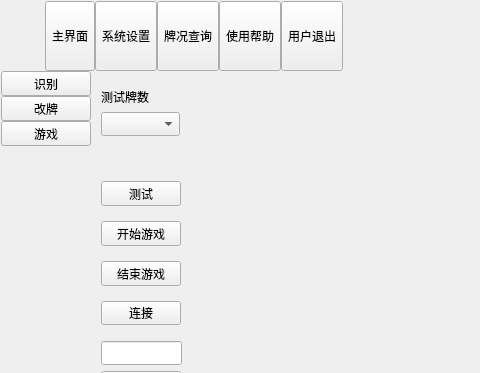
Qt form majiang/mainwidget.ui (Simonz6/group-project) before a commit; both pictures show x 0 to 480 and y 0 to 373 of the 1245 by 776 pixel window.
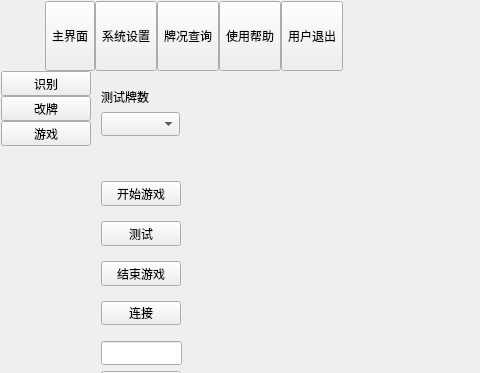
The same form after that commit. The open tabs and pages were chosen to show the change. Icons and pictures are not drawn.

Diff of the .ui file:
```diff
--- a/majiang/mainwidget.ui
+++ b/majiang/mainwidget.ui
@@ -5247,7 +5247,7 @@
             </rect>
            </property>
            <property name="text">
-            <string>测试</string>
+            <string>开始游戏</string>
            </property>
           </widget>
           <widget class="QLabel" name="drawWestNumber14">
@@ -5872,7 +5872,7 @@
             </rect>
            </property>
            <property name="text">
-            <string>开始游戏</string>
+            <string>测试</string>
            </property>
           </widget>
           <widget class="QPushButton" name="endGameButton">
```
Left out of the diff: 16 changed lines with no effect on the pictures.
